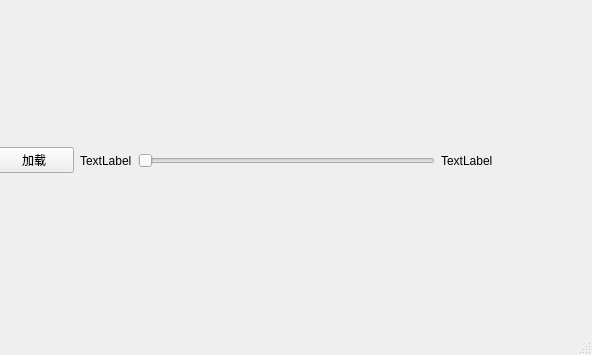
This is tracker2/playermainwindow.ui in FattyFroggy/YoloDetect as Qt 5 draws it before an edit; both pictures show x 208 to 800 and y 245 to 600 of the 800 by 600 pixel window. The edited form follows.
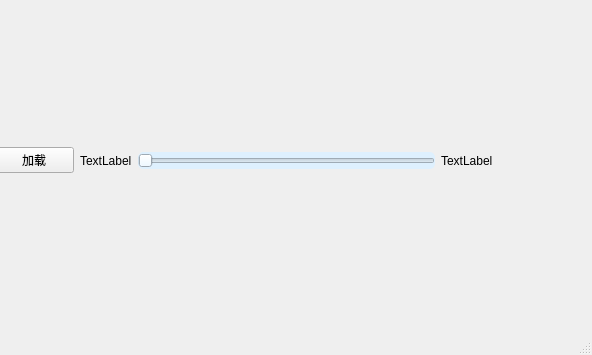
This is the edited form. Custom widgets are drawn as their Qt base class.

```diff
--- a/tracker2/playermainwindow.ui
+++ b/tracker2/playermainwindow.ui
@@ -57,7 +57,7 @@
       </widget>
      </item>
      <item>
-      <widget class="QLabel" name="maxTime">
+      <widget class="QLabel" name="minTime">
        <property name="text">
         <string>TextLabel</string>
        </property>
@@ -65,13 +65,21 @@
      </item>
      <item>
       <widget class="PlayerSlider" name="slider">
+       <property name="styleSheet">
+        <string notr="true">min-height:10px;
+background:#DEF0FE;
+border-radius:5px;
+text-align:center;
+border:1px solid #DEF0FE;
+</string>
+       </property>
        <property name="orientation">
         <enum>Qt::Horizontal</enum>
        </property>
       </widget>
      </item>
      <item>
-      <widget class="QLabel" name="minTime">
+      <widget class="QLabel" name="maxTime">
        <property name="text">
         <string>TextLabel</string>
        </property>
```
